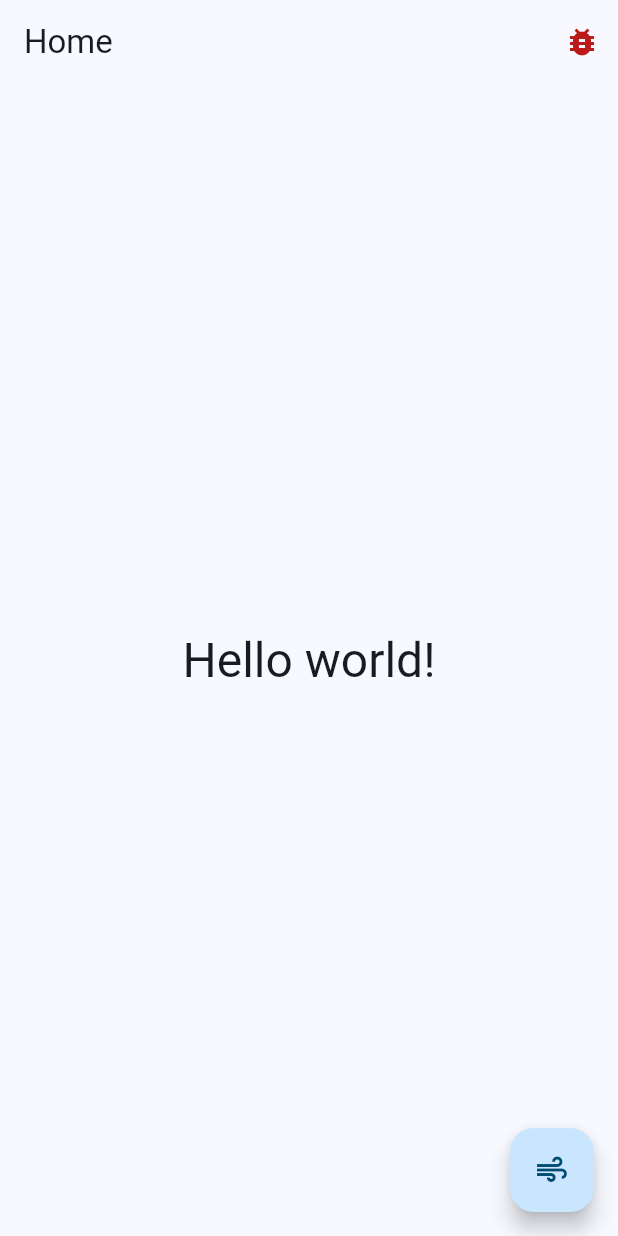
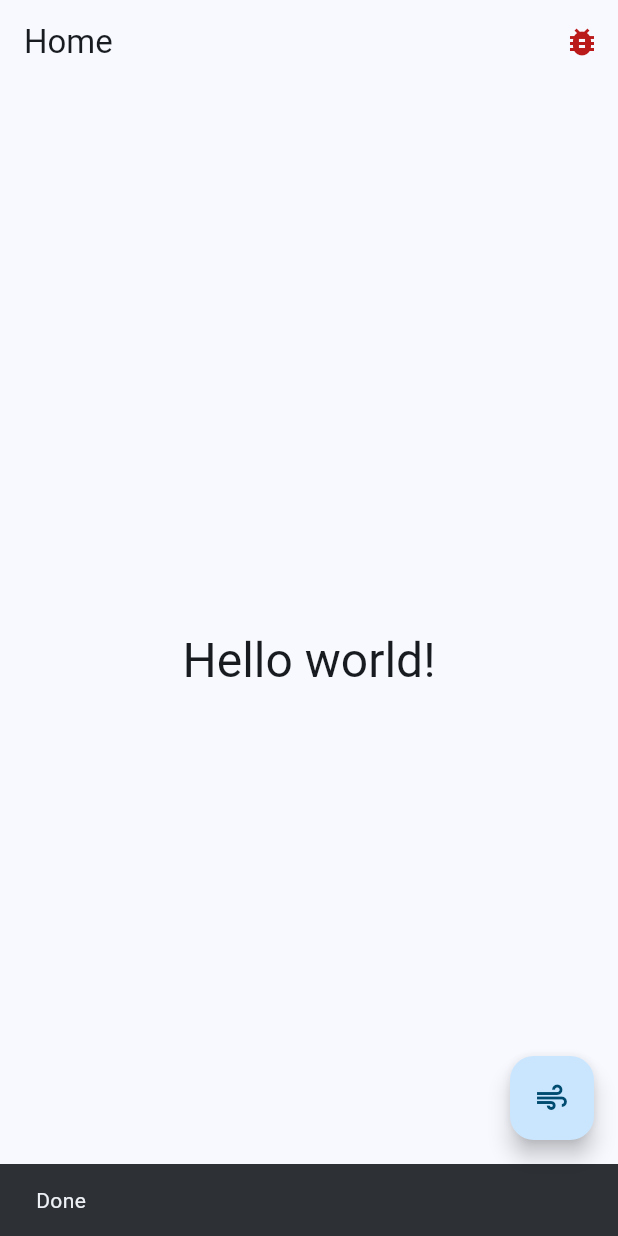
Before and after one commit to AkashM006/flutter_debug, a Flutter app: the screen it shows after launch, after a tap on the "air" icon, on a phone screen of 412 x 824 dp. Run offline on Flutter 3.47's test engine with Material 3 defaults, Android fonts, the phone set to English and light mode, and no system bars; our stand-ins replace drift, flutter_riverpod, riverpod_annotation, sqlite3_flutter_libs; missing offline and left inert: drift_db_viewer, sqlite3; accounts and stored records are empty; generated files the repository leaves out were written again.

Commit message:
Added different queries and actions

```diff
--- a/lib/app.dart
+++ b/lib/app.dart
@@ -1,6 +1,6 @@
-import 'package:drift/drift.dart';
 import 'package:flutter/material.dart';
-import 'package:flutter_debug/database/database.dart';
+import 'package:flutter_debug/models/task.model.dart';
+import 'package:flutter_debug/providers/task.provider.dart';
 import 'package:flutter_debug/widgets/drift_debug.widget.dart';
 import 'package:flutter_riverpod/flutter_riverpod.dart';
 
@@ -9,15 +9,23 @@ class App extends ConsumerWidget {
 
   @override
   Widget build(BuildContext context, WidgetRef ref) {
-    void onGo() {
+    void onGo() async {
       try {
-        const newTask = TasksCompanion(
-          title: Value("Take out trash"),
-          description:
-              Value("Take out the trash and wait for the collector to pick up"),
+        // Adding a Task
+        const newTask = TaskModel(
+          name: "Task E",
+          description: "Task E description",
         );
 
-        ref.read(dbProvider).tasksDao.insertTask(newTask);
+        await ref.read(taskProvider.notifier).addTask(newTask);
+
+        // Deleting a Task
+        // await ref.read(taskProvider.notifier).deleteTask(3);
+
+        if (!context.mounted) return;
+        ScaffoldMessenger.of(context).showSnackBar(
+          const SnackBar(content: Text("Done")),
+        );
       } catch (e) {
         print("Error occurred");
       }
--- a/lib/database/dao/task.dao.dart
+++ b/lib/database/dao/task.dao.dart
@@ -18,4 +18,10 @@ class TasksDao extends DatabaseAccessor<AppDatabase> with _$TasksDaoMixin {
       await into(tasks).insert(task);
     }, "inserting task");
   }
+
+  Future<void> deleteTask(int id) async {
+    handleError(() async {
+      await (delete(tasks)..where((tbl) => tbl.id.equals(id))).go();
+    }, "deleting task");
+  }
 }
--- /dev/null
+++ b/lib/models/task.model.dart
@@ -0,0 +1,21 @@
+import 'package:drift/drift.dart';
+import 'package:flutter_debug/database/database.dart';
+
+class TaskModel {
+  final int id;
+  final String name;
+  final String description;
+
+  const TaskModel({
+    this.id = -1,
+    required this.name,
+    required this.description,
+  });
+
+  TasksCompanion toCompanion() {
+    return TasksCompanion(
+      title: Value(name),
+      description: Value(description),
+    );
+  }
+}
--- /dev/null
+++ b/lib/providers/task.provider.dart
@@ -0,0 +1,27 @@
+import 'package:flutter_debug/database/database.dart';
+import 'package:flutter_debug/models/task.model.dart';
+import 'package:riverpod_annotation/riverpod_annotation.dart';
+
+part 'task.provider.g.dart';
+
+@riverpod
+class Task extends _$Task {
+  @override
+  void build() {}
+
+  Future<void> addTask(TaskModel task) async {
+    try {
+      await ref.read(dbProvider).tasksDao.insertTask(task.toCompanion());
+    } catch (e) {
+      print("Error occurred;");
+    }
+  }
+
+  Future<void> deleteTask(int id) async {
+    try {
+      await ref.read(dbProvider).tasksDao.deleteTask(id);
+    } catch (e) {
+      print("Error occurred;");
+    }
+  }
+}
```
Also changed, not shown: lib/providers/task.provider.g.dart (added).
